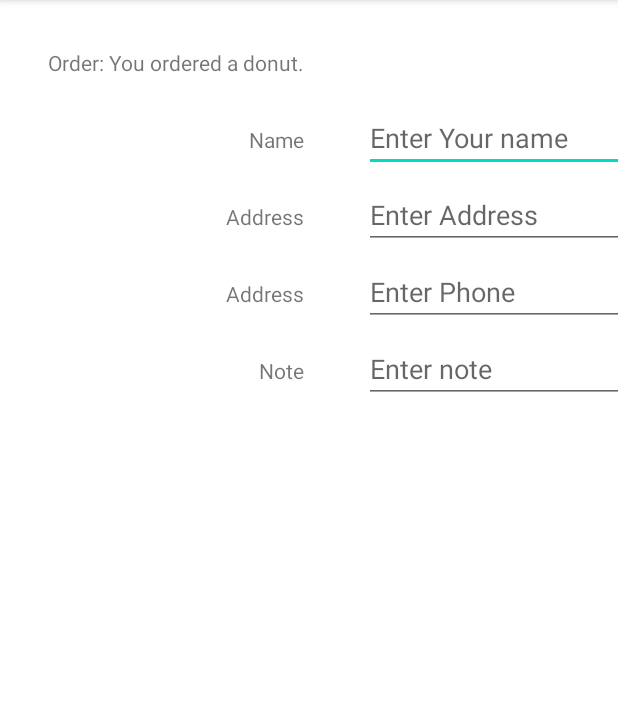
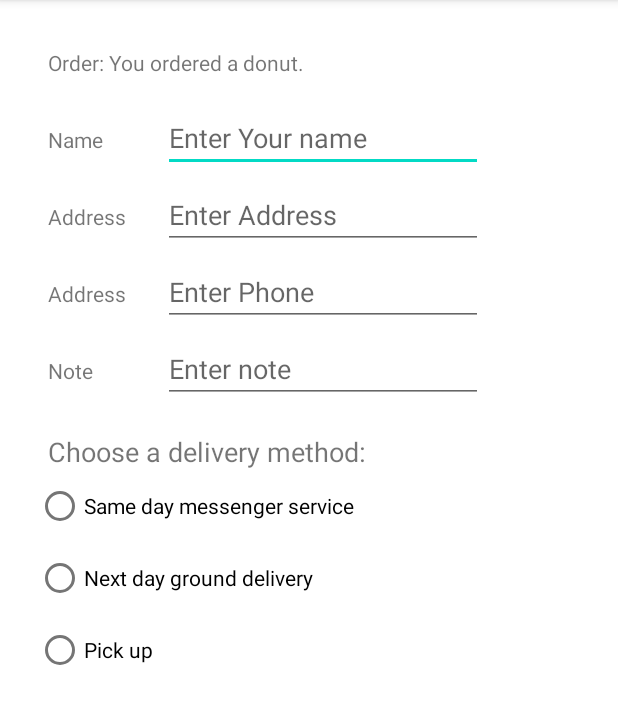
Before and after one commit to shlev/android-cafe, an Android app: the screen it shows after launch (OrderActivity), after a tap on "Donuts are glazed and sprinkled with can", on a phone screen of 412 x 824 dp, the part 84-808 px from its top. Run offline under Robolectric (Android 15) with nearby library versions, the phone set to English and light mode, and no system bars; our stand-ins replace navigation-ui.

Commit message:
add radoi button align views

```diff
--- a/app/src/main/java/com/android/tutorial/android_cafe/OrderActivity.java
+++ b/app/src/main/java/com/android/tutorial/android_cafe/OrderActivity.java
@@ -4,7 +4,10 @@ import androidx.appcompat.app.AppCompatActivity;
 
 import android.content.Intent;
 import android.os.Bundle;
+import android.view.View;
+import android.widget.RadioButton;
 import android.widget.TextView;
+import android.widget.Toast;
 
 public class OrderActivity extends AppCompatActivity {
 
@@ -19,4 +22,35 @@ public class OrderActivity extends AppCompatActivity {
 
         tvMessage.setText(message);
     }
+
+    public void displayToast(String message) {
+        Toast.makeText(getApplicationContext(), message,
+                Toast.LENGTH_SHORT).show();
+    }
+
+    public void onRadioButtonClicked(View view) {
+        // Is the button now checked?
+        boolean checked = ((RadioButton) view).isChecked();
+        // Check which radio button was clicked.
+        switch (view.getId()) {
+            case R.id.sameday:
+                if (checked)
+                    // Same day service
+                    displayToast(getString(R.string.same_day_messenger_service));
+                break;
+            case R.id.nextday:
+                if (checked)
+                    // Next day delivery
+                    displayToast(getString(R.string.next_day_ground_delivery));
+                break;
+            case R.id.pickup:
+                if (checked)
+                    // Pick up
+                    displayToast(getString(R.string.pick_up));
+                break;
+            default:
+                // Do nothing.
+                break;
+        }
+    }
 }
--- a/app/src/main/res/layout/activity_order.xml
+++ b/app/src/main/res/layout/activity_order.xml
@@ -17,8 +17,7 @@
         android:layout_height="wrap_content"/>
 
     <TextView
-        app:layout_constraintLeft_toLeftOf="@id/tv_order"
-        app:layout_constraintEnd_toEndOf="@id/tv_order"
+        app:layout_constraintStart_toStartOf="@id/tv_order"
         app:layout_constraintTop_toBottomOf="@id/tv_order"
         android:layout_marginTop="32dp"
 
@@ -40,8 +39,7 @@
         />
 
     <TextView
-        app:layout_constraintLeft_toLeftOf="@id/tv_order"
-        app:layout_constraintEnd_toEndOf="@id/tv_order"
+        app:layout_constraintStart_toStartOf="@id/tv_order"
         app:layout_constraintTop_toBottomOf="@id/name_label"
         android:layout_marginTop="32dp"
 
@@ -54,17 +52,15 @@
         android:id="@+id/address_text"
         android:layout_width="wrap_content"
         android:layout_height="wrap_content"
-        app:layout_constraintStart_toEndOf="@id/address_label"
+        app:layout_constraintStart_toStartOf="@id/name_text"
         app:layout_constraintBaseline_toBaselineOf="@id/address_label"
-        android:layout_marginStart="40dp"
         android:inputType="textMultiLine"
         android:hint="Enter Address"
         android:ems="10"
         />
 
     <TextView
-        app:layout_constraintLeft_toLeftOf="@id/tv_order"
-        app:layout_constraintEnd_toEndOf="@id/tv_order"
+        app:layout_constraintStart_toStartOf="@id/tv_order"
         app:layout_constraintTop_toBottomOf="@id/address_label"
         android:layout_marginTop="32dp"
 
@@ -77,17 +73,15 @@
         android:id="@+id/phone_text"
         android:layout_width="wrap_content"
         android:layout_height="wrap_content"
-        app:layout_constraintStart_toEndOf="@id/phone_label"
+        app:layout_constraintStart_toStartOf="@id/name_text"
         app:layout_constraintBaseline_toBaselineOf="@id/phone_label"
-        android:layout_marginStart="40dp"
         android:inputType="phone"
         android:hint="Enter Phone"
         android:ems="10"
         />
 
     <TextView
-        app:layout_constraintLeft_toLeftOf="@id/tv_order"
-        app:layout_constraintEnd_toEndOf="@id/tv_order"
+        app:layout_constraintStart_toStartOf="@id/tv_order"
         app:layout_constraintTop_toBottomOf="@id/phone_label"
         android:layout_marginTop="32dp"
 
@@ -100,13 +94,54 @@
         android:id="@+id/note_text"
         android:layout_width="wrap_content"
         android:layout_height="wrap_content"
-        app:layout_constraintStart_toEndOf="@id/note_label"
+        app:layout_constraintStart_toStartOf="@id/name_text"
         app:layout_constraintBaseline_toBaselineOf="@id/note_label"
-        android:layout_marginStart="40dp"
         android:inputType="textCapSentences"
         android:hint="Enter note"
         android:ems="10"
         />
 
+    <TextView
+        app:layout_constraintStart_toStartOf="@id/tv_order"
+        app:layout_constraintTop_toBottomOf="@id/note_label"
+        android:layout_marginTop="32dp"
+
+        android:id="@+id/delivery_label"
+        android:layout_width="wrap_content"
+        android:text="Choose a delivery method:"
+        android:textSize="18sp"
+        android:layout_height="wrap_content"/>
+
+    <RadioGroup
+        android:layout_width="wrap_content"
+        android:layout_height="wrap_content"
+        android:layout_marginLeft="24dp"
+        android:layout_marginStart="24dp"
+        android:orientation="vertical"
+        app:layout_constraintStart_toStartOf="parent"
+        app:layout_constraintTop_toBottomOf="@id/delivery_label">
+
+        <RadioButton
+            android:id="@+id/sameday"
+            android:layout_width="wrap_content"
+            android:layout_height="wrap_content"
+            android:onClick="onRadioButtonClicked"
+            android:text="@string/same_day_messenger_service" />
+
+        <RadioButton
+            android:id="@+id/nextday"
+            android:layout_width="wrap_content"
+            android:layout_height="wrap_content"
+            android:onClick="onRadioButtonClicked"
+            android:text="@string/next_day_ground_delivery" />
+
+        <RadioButton
+            android:id="@+id/pickup"
+            android:layout_width="wrap_content"
+            android:layout_height="wrap_content"
+            android:onClick="onRadioButtonClicked"
+            android:text="@string/pick_up" />
+    </RadioGroup>
+
 
 </androidx.constraintlayout.widget.ConstraintLayout>
--- a/app/src/main/res/values/strings.xml
+++ b/app/src/main/res/values/strings.xml
@@ -19,4 +19,7 @@
     <string name="froyo_order_message">You ordered a FroYo.</string>
     <string name="name_label_text">Name</string>
     <string name="address">Address</string>
+    <string name="same_day_messenger_service">Same day messenger service</string>
+    <string name="next_day_ground_delivery">Next day ground delivery</string>
+    <string name="pick_up">Pick up</string>
 </resources>
```
